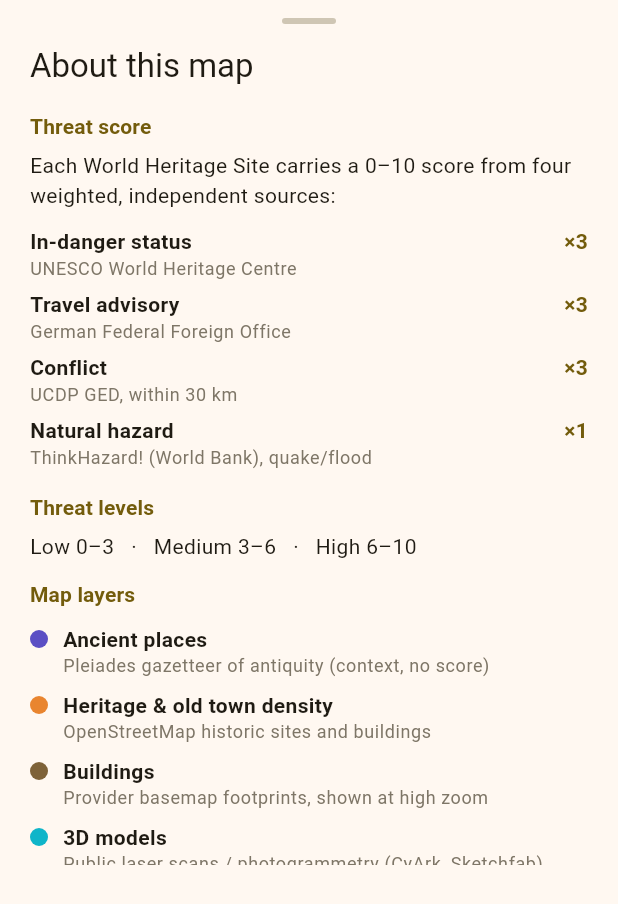
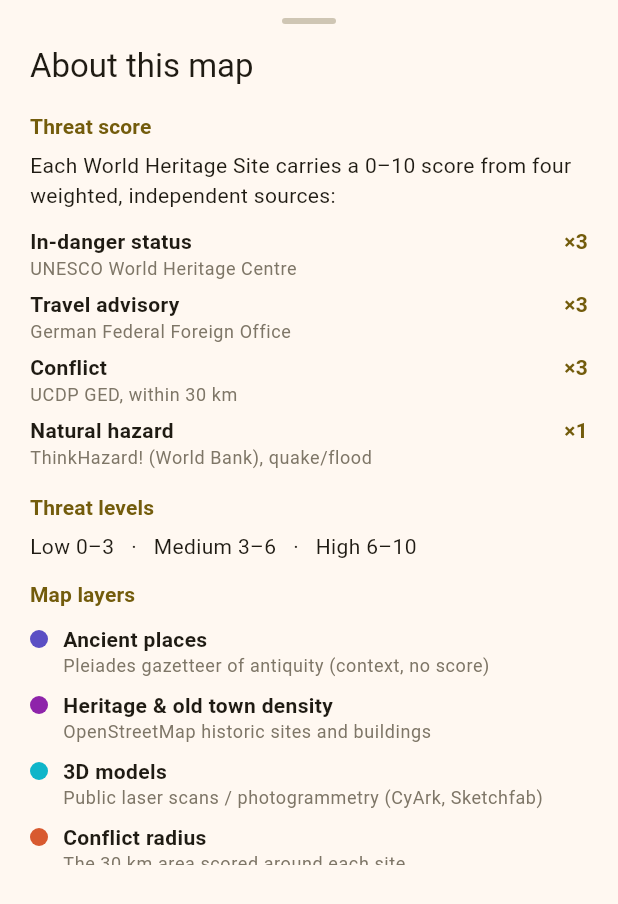
Before and after one commit to sebastianmry/heritage-at-risk, a Flutter app: the InfoSheet widget shown alone on an empty page, opened directly, on a phone screen of 412 x 824 dp. Shown: the top 904 px of the screen. Run offline on Flutter 3.47's test engine with Material 3 defaults, Android fonts, the phone set to English and light mode, and no system bars; our stand-ins replace flutter_riverpod, geolocator; missing offline and left inert: maplibre_gl.

Commit message:
Redesign 2: Gebaeude-Layer raus, Dichte-Heatmap violett, MapTiler-Key
- dataviz-light zeichnet Gebaeude selbst -> eigenen Building-Tint/Toggle samt
  Legenden- und Info-Eintrag entfernt (map_screen, threat_legend, info_sheet)
- Dichte-Heatmap von Gelb-Orange-Rot auf Violett-Magenta (Purples), klar
  getrennt von Threat-Rot/Marken-Gelb/Pleiades-Indigo/3D-Cyan (AppColors.density)
- build_app.bat + .env.example um MAPTILER_API_KEY ergaenzt (Key nur lokal)

Co-Authored-By: Claude Opus 4.8 <noreply@anthropic.com>

```diff
--- a/app/lib/map/info_sheet.dart
+++ b/app/lib/map/info_sheet.dart
@@ -57,10 +57,8 @@ class InfoSheet extends StatelessWidget {
             _SectionTitle('Map layers'),
             const _LayerRow(Color(0xFF5B4FC4), 'Ancient places',
                 'Pleiades gazetteer of antiquity (context, no score)'),
-            const _LayerRow(Color(0xFFE9852F), 'Heritage & old town density',
+            const _LayerRow(Color(0xFF8E24AA), 'Heritage & old town density',
                 'OpenStreetMap historic sites and buildings'),
-            const _LayerRow(Color(0xFF7E6238), 'Buildings',
-                'Provider basemap footprints, shown at high zoom'),
             const _LayerRow(Color(0xFF0FB5C9), '3D models',
                 'Public laser scans / photogrammetry (CyArk, Sketchfab)'),
             const _LayerRow(Color(0xFFD85A30), 'Conflict radius',
--- a/app/lib/theme.dart
+++ b/app/lib/theme.dart
@@ -50,10 +50,10 @@ class AppColors {
   static const Color conflictSite = Color(0xFF6E5F1E);
   static const String conflictSiteHex = '#6E5F1E';
 
-  // Soft gold tint for the basemap building footprints (light-only). Reads on
-  // the light basemap without competing with the threat-coloured sites.
-  static const Color buildingWarmLight = Color(0xFFD8C97A);
-  static const String buildingWarmLightHex = '#D8C97A';
+  /// Heritage / old-town density heatmap accent (violet-magenta). Deliberately
+  /// outside every other layer's hue (threat red, brand yellow, Pleiades
+  /// indigo, 3D cyan) so the density shading reads as its own signal.
+  static const Color density = Color(0xFF8E24AA);
 
   /// Threat colour for a pipeline `threat_level` key.
   static Color forThreatLevel(String level) {
```
Also changed, not shown: app/lib/map/map_screen.dart (+7 -52 lines), app/lib/map/threat_legend.dart (+1 -11 lines).
